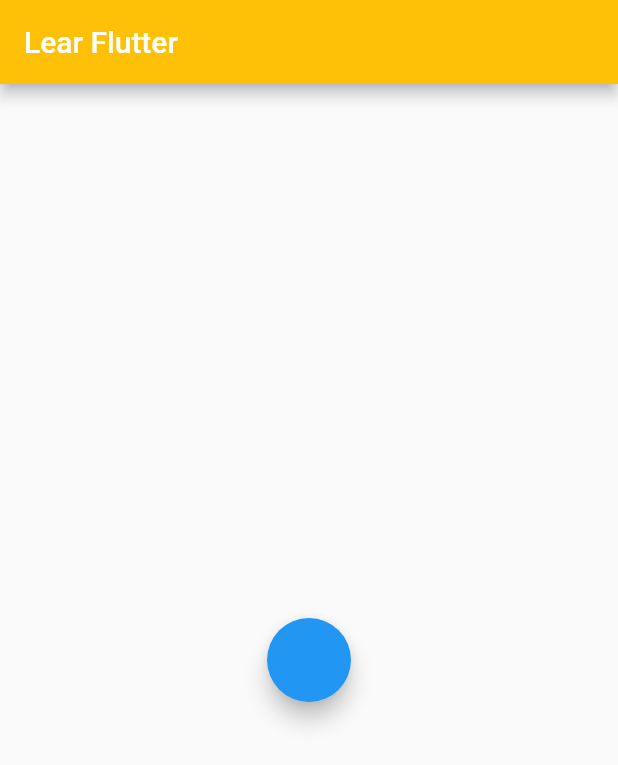
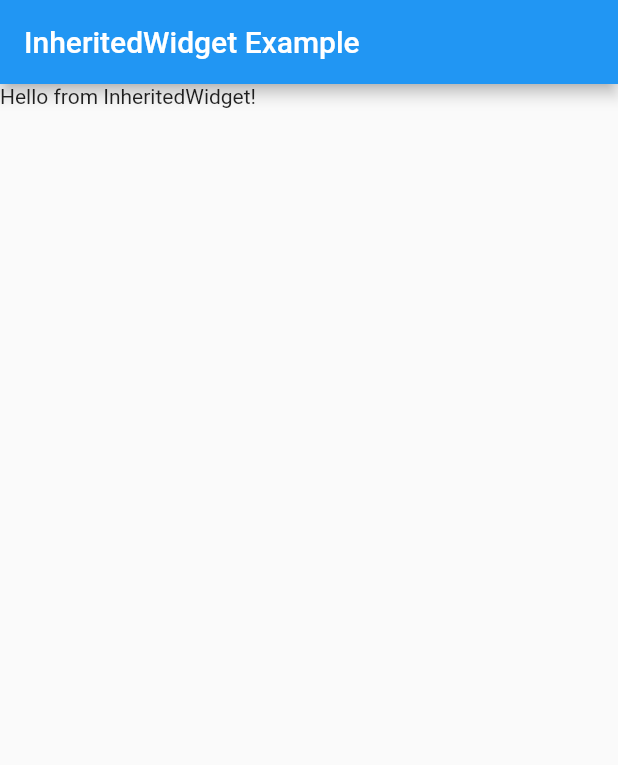
Before and after one commit to truongdc21/learningFlutter, a Flutter app: the screen it shows after launch, on a phone screen of 412 x 824 dp. Shown: the top 765 px of the screen. Run offline on Flutter 3.47's test engine with Material 2 defaults, Android fonts, the phone set to English and light mode, and no system bars.

Commit message:
[InheritedWidget] Learn about Inherited Widget

```diff
--- a/lib/main.dart
+++ b/lib/main.dart
@@ -1,71 +1,54 @@
 import 'package:flutter/material.dart';
 
 void main() {
-  runApp(MaterialApp(
-    home: SafeArea(
-      child: Scaffold(
-        appBar: AppBar(
-          backgroundColor: Colors.amber,
-          title: const Text("Lear Flutter"),
-        ),
-        body: Center(
-          child: MyWidget2(false),
-        ),
-      ),
+  runApp(
+    // Use MyInherited as native app
+    MyInheritedWidget(
+      data: 'Hello from InheritedWidget!',
+      child: MyApp(),
     ),
-    debugShowCheckedModeBanner: false,
-  ));
+  );
 }
 
-/// Stateless *
-class MyWidget extends StatelessWidget {
-  final bool isLoading;
-
-  MyWidget(this.isLoading);
-
+// App native Widgets
+class MyApp extends StatelessWidget {
   @override
   Widget build(BuildContext context) {
-    if (isLoading) {
-      return const CircularProgressIndicator();
-    } else {
-      return const Text(" Stateless");
-    }
+    return MaterialApp(
+      home: Scaffold(
+        appBar: AppBar(
+          title: const Text('InheritedWidget Example'),
+        ),
+        body: MyTextWidget(),
+      ),
+    );
   }
 }
 
-/// Stateful *
-class MyWidget2 extends StatefulWidget {
-  final bool isLoading;
+/// My Inherited *
+class MyInheritedWidget extends InheritedWidget {
+  final String data;
 
-  MyWidget2(this.isLoading);
+  MyInheritedWidget({Key? key, required Widget child, required this.data})
+      : super(key: key, child: child);
+
+  static MyInheritedWidget? of(BuildContext context) {
+    return context.dependOnInheritedWidgetOfExactType<MyInheritedWidget>();
+  }
 
   @override
-  State<StatefulWidget> createState() {
-    return MyWidget2State();
+  bool updateShouldNotify(MyInheritedWidget oldWidget) {
+    return oldWidget.data != data;
   }
 }
 
-class MyWidget2State extends State<MyWidget2> {
 
-  late bool _localLoading ;
-
-  /// initSate is function run before function @build
-  @override
-  void initState() {
-    super.initState();
-    _localLoading = widget.isLoading;
-  }
-
+// Widget use MyInheritedWidget
+class MyTextWidget extends StatelessWidget {
   @override
   Widget build(BuildContext context) {
-    return _localLoading
-        ? const CircularProgressIndicator()
-        : FloatingActionButton(onPressed: onClickButton);
-  }
-
-  void onClickButton() {
-    setState(() {
-      _localLoading = true ;
-    });
+    // Use MyInheritedWidget.of to access shared values
+    final inheritedData = MyInheritedWidget.of(context)?.data ?? 'Default Data';
+    return Text(inheritedData);
   }
 }
```
Also changed, not shown: 1 other file.
